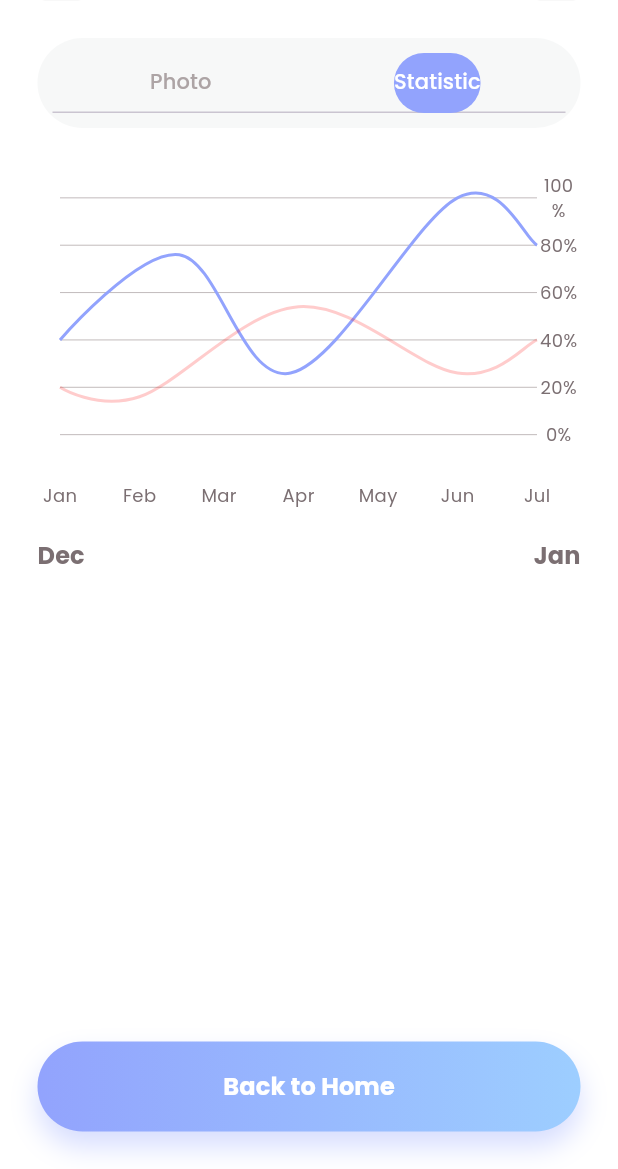
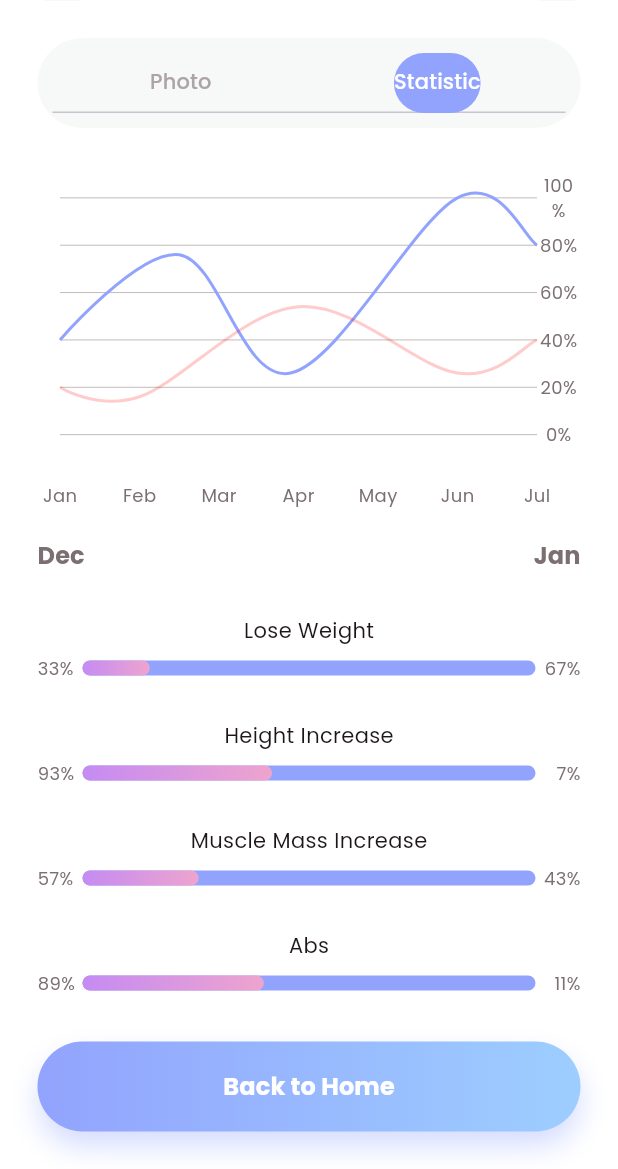
Before and after one commit to caonam030402/Fitness-App, a Flutter app: the ResultPage screen opened by its route, tab 2 chosen, on a phone screen of 412 x 824 dp, the part 67-1236 px from its top. Run offline on Flutter 3.47's test engine with Material 3 defaults, Android fonts, the phone set to English and light mode, and no system bars; drawn by our look-alikes of fl_chart; our stand-ins replace animated_splash_screen, flutter_svg, image_picker; missing offline and left inert: widget_mask.

Commit message:
creat chart in statistic

```diff
--- a/lib/components/bar_indicator.dart
+++ b/lib/components/bar_indicator.dart
@@ -19,7 +19,10 @@ class BarIndicator extends StatefulWidget {
     this.gradient,
     this.direction = Direction.vertical,
     this.isBorderRadiusCenter = true,
+    this.color,
   }) : super(key: key);
+
+  final Color? color;
 
   final bool isLabelPercent;
 
@@ -108,7 +111,7 @@ class _BarIndicatorState extends State<BarIndicator> {
                   height: widget.height ?? 120,
                   width: widget.width ?? 20,
                   decoration: BoxDecoration(
-                    color: AppColors.gray_3.withOpacity(0.4),
+                    color: widget.color ?? AppColors.gray_3.withOpacity(0.4),
                     borderRadius: BorderRadius.all(
                       Radius.circular(
                         widget.circularRadius ?? 20,
--- a/lib/main.dart
+++ b/lib/main.dart
@@ -18,7 +18,7 @@ class MyApp extends StatelessWidget {
           scaffoldBackgroundColor: AppColors.white,
           brightness: Brightness.light),
       routes: AppRoutes.pages,
-      initialRoute: AppRoutes.splash,
+      initialRoute: AppRoutes.main,
     );
   }
 }
--- a/lib/pages/progressTracker/result/widgets/chart_label.dart
+++ b/lib/pages/progressTracker/result/widgets/photos/chart_label.dart
@@ -4,16 +4,11 @@ import 'package:fitness_app/styles/app_styles.dart';
 import 'package:fitness_app/styles/app_text.dart';
 import 'package:flutter/material.dart';
 
-class ChartLabel extends StatefulWidget {
-  final String title;
-  final double percent = 0.8;
-  const ChartLabel({super.key, required this.title});
+class ChartLabel extends StatelessWidget {
+  final String label;
+  final double percent;
+  const ChartLabel({super.key, required this.label, required this.percent});
 
-  @override
-  State<ChartLabel> createState() => _ChartLabelState();
-}
-
-class _ChartLabelState extends State<ChartLabel> {
   @override
   Widget build(BuildContext context) {
     return Column(
@@ -22,15 +17,15 @@ class _ChartLabelState extends State<ChartLabel> {
           mainAxisAlignment: MainAxisAlignment.spaceBetween,
           children: [
             Text(
-              widget.title,
+              label,
               style: AppText.large.copyWith(
                   fontWeight: FontWeight.w600, color: AppColors.black),
             ),
-            if (widget.percent >= 0.7) ...[
+            if (percent >= 0.7) ...[
               Text('Good',
                   style: AppText.small.copyWith(
                       color: AppColors.green, fontWeight: FontWeight.w500))
-            ] else if (widget.percent >= 0.5) ...[
+            ] else if (percent >= 0.5) ...[
               Text('Normal',
                   style: AppText.small.copyWith(
                       color: Colors.yellow, fontWeight: FontWeight.w500))
@@ -53,7 +48,7 @@ class _ChartLabelState extends State<ChartLabel> {
               BarIndicator(
                 isBorderRadiusCenter: false,
                 isLabelPercent: true,
-                percent: widget.percent,
+                percent: percent,
                 direction: Direction.vertical,
                 height: 20,
                 width: MediaQuery.of(context).size.width -
--- a/lib/pages/progressTracker/result/widgets/photo.dart
+++ b/lib/pages/progressTracker/result/widgets/photos/photo.dart
@@ -1,7 +1,7 @@
 import 'package:fitness_app/components/grid_list_item.dart';
 import 'package:fitness_app/pages/progressTracker/components/month.dart';
 import 'package:fitness_app/pages/progressTracker/progressTracker/progress_tracker_page.dart';
-import 'package:fitness_app/pages/progressTracker/result/widgets/chart_label.dart';
+import 'package:fitness_app/pages/progressTracker/result/widgets/photos/chart_label.dart';
 import 'package:fitness_app/styles/app_styles.dart';
 import 'package:flutter/material.dart';
 
@@ -17,7 +17,8 @@ class Photo extends StatelessWidget {
         child: Column(
           children: [
             ChartLabel(
-              title: 'Average Progress',
+              label: 'Average Progress',
+              percent: 0.2,
             ),
             Month(),
             GridListItem(item: ListItem, title: 'Front Facing'),
--- a/lib/pages/progressTracker/result/widgets/statistic.dart
+++ /dev/null
@@ -1,18 +0,0 @@
-import 'package:fitness_app/pages/progressTracker/components/month.dart';
-import 'package:fitness_app/pages/progressTracker/result/widgets/chart_result.dart';
-import 'package:fitness_app/styles/app_styles.dart';
-import 'package:flutter/material.dart';
-
-class Statistic extends StatelessWidget {
-  const Statistic({super.key});
-
-  @override
-  Widget build(BuildContext context) {
-    return const Padding(
-      padding: EdgeInsets.symmetric(horizontal: AppStyles.paddingBothSidesPage),
-      child: Column(
-        children: [ChartResult(), Month()],
-      ),
-    );
-  }
-}
--- /dev/null
+++ b/lib/pages/progressTracker/result/widgets/statistic/indicator_label.dart
@@ -0,0 +1,59 @@
+import 'package:fitness_app/components/bar_indicator.dart';
+import 'package:fitness_app/styles/app_colors.dart';
+import 'package:fitness_app/styles/app_styles.dart';
+import 'package:fitness_app/styles/app_text.dart';
+import 'package:flutter/material.dart';
+
+class IndicatorLabel extends StatelessWidget {
+  final String label;
+  final double percent;
+  const IndicatorLabel({super.key, required this.label, required this.percent});
+
+  @override
+  Widget build(BuildContext context) {
+    return Column(
+      mainAxisAlignment: MainAxisAlignment.center,
+      children: [
+        const SizedBox(
+          height: 20,
+        ),
+        Text(label,
+            style: AppText.medium
+                .copyWith(fontWeight: FontWeight.w400, color: AppColors.black)),
+        Row(
+          mainAxisAlignment: MainAxisAlignment.spaceBetween,
+          children: [
+            SizedBox(
+              width: 30,
+              child: Text('${(percent * 100).round().toInt()}%',
+                  style: AppText.small.copyWith(
+                      fontWeight: FontWeight.w400, color: AppColors.gray_1)),
+            ),
+            BarIndicator(
+              percent: percent,
+              height: 10,
+              gradient: AppColors.secondaryGradiant,
+              direction: Direction.vertical,
+              color: AppColors.primary,
+              width: MediaQuery.of(context).size.width -
+                  (AppStyles.paddingBothSidesPage * 2) -
+                  (30 * 2),
+            ),
+            SizedBox(
+              width: 30,
+              child: Row(
+                mainAxisAlignment: MainAxisAlignment.end,
+                children: [
+                  Text('${((1 - percent) * 100).round().toInt()}%',
+                      style: AppText.small.copyWith(
+                          fontWeight: FontWeight.w400,
+                          color: AppColors.gray_1)),
+                ],
+              ),
+            ),
+          ],
+        )
+      ],
+    );
+  }
+}
--- /dev/null
+++ b/lib/pages/progressTracker/result/widgets/statistic/statistic.dart
@@ -0,0 +1,49 @@
+import 'package:fitness_app/pages/progressTracker/components/month.dart';
+import 'package:fitness_app/pages/progressTracker/result/widgets/statistic/chart_result.dart';
+import 'package:fitness_app/pages/progressTracker/result/widgets/statistic/indicator_label.dart';
+import 'package:fitness_app/styles/app_styles.dart';
+import 'package:flutter/material.dart';
+
+class Statistic extends StatelessWidget {
+  const Statistic({super.key});
+
+  @override
+  Widget build(BuildContext context) {
+    return const SingleChildScrollView(
+      child: Padding(
+        padding:
+            EdgeInsets.symmetric(horizontal: AppStyles.paddingBothSidesPage),
+        child: Column(
+          children: [
+            ChartResult(),
+            Month(),
+            IndicatorLabel(
+              label: 'Lose Weight',
+              percent: 0.33,
+            ),
+            IndicatorLabel(
+              label: 'Height Increase',
+              percent: 0.93,
+            ),
+            IndicatorLabel(
+              label: 'Muscle Mass Increase',
+              percent: 0.57,
+            ),
+            IndicatorLabel(
+              label: 'Abs',
+              percent: 0.89,
+            ),
+            IndicatorLabel(
+              label: 'Abs',
+              percent: 0.1,
+            ),
+            IndicatorLabel(
+              label: 'Abs',
+              percent: 0.01,
+            )
+          ],
+        ),
+      ),
+    );
+  }
+}
--- a/lib/pages/progressTracker/result/widgets/switchingphoto.dart
+++ b/lib/pages/progressTracker/result/widgets/switchingphoto.dart
@@ -1,5 +1,5 @@
-import 'package:fitness_app/pages/progressTracker/result/widgets/photo.dart';
-import 'package:fitness_app/pages/progressTracker/result/widgets/statistic.dart';
+import 'package:fitness_app/pages/progressTracker/result/widgets/photos/photo.dart';
+import 'package:fitness_app/pages/progressTracker/result/widgets/statistic/statistic.dart';
 import 'package:fitness_app/styles/app_colors.dart';
 import 'package:fitness_app/styles/app_styles.dart';
 import 'package:flutter/material.dart';
```
Also changed, not shown: lib/pages/progressTracker/result/widgets/statistic/chart_result.dart (renamed from lib/pages/progressTracker/result/widgets/chart_result.dart).
